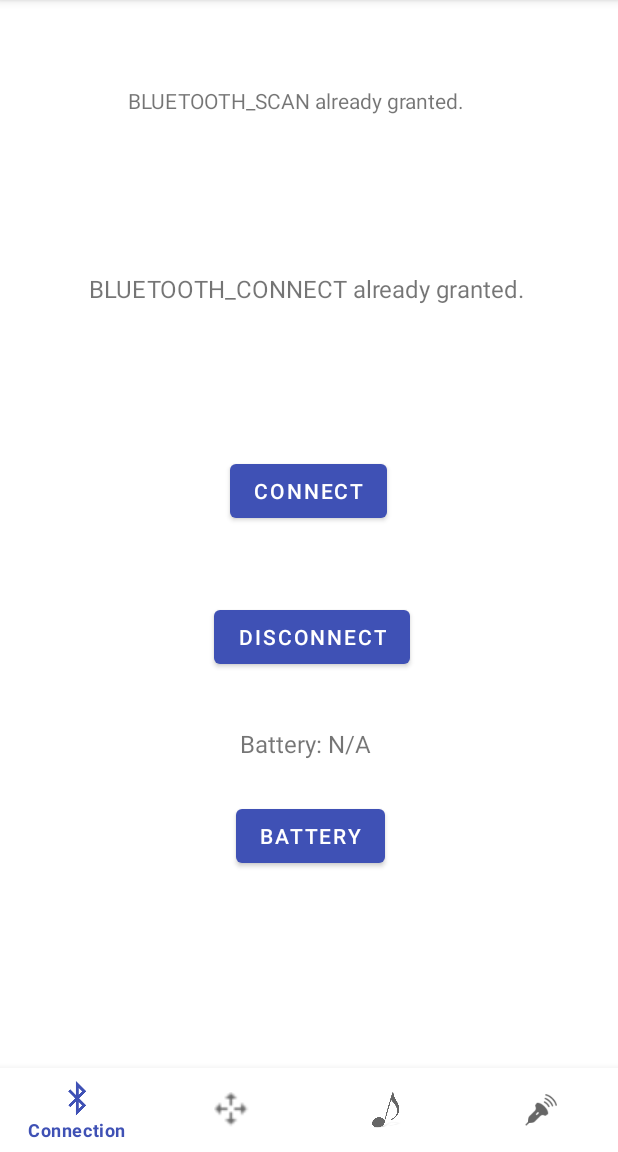
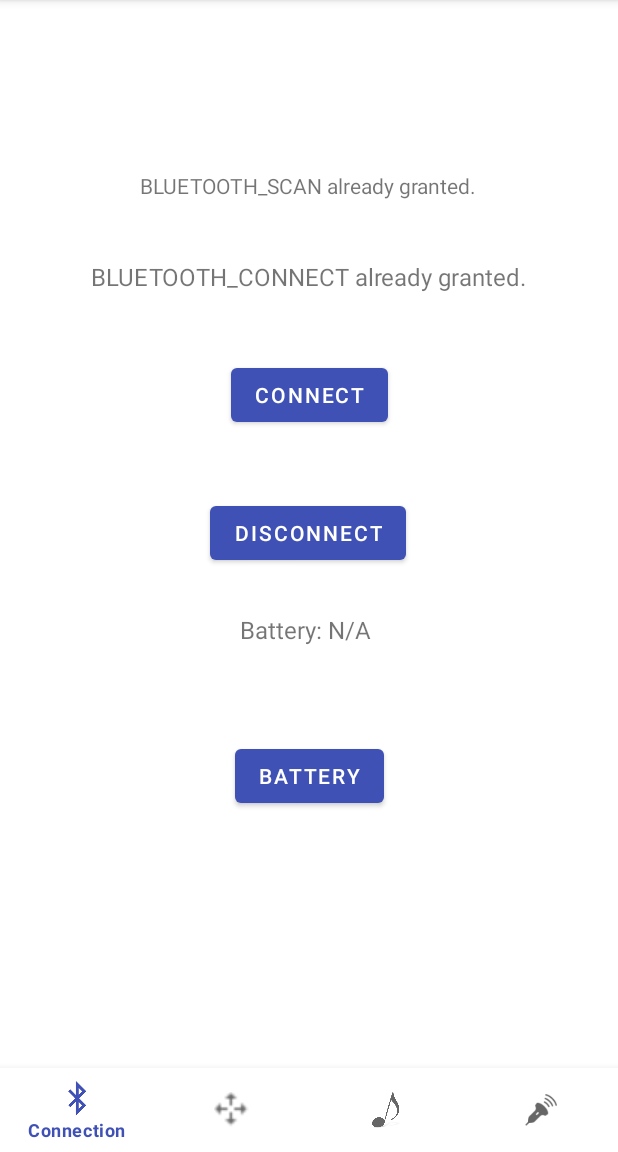
Before and after one commit to rhulucas/ev301, an Android app: the screen it shows after launch (MainActivity), on a phone screen of 412 x 824 dp, the part 84-1236 px from its top. Run offline under Robolectric (Android 15) with nearby library versions, the phone set to English and light mode, and no system bars.

Commit message:
Modify connection ui

```diff
--- a/ev3_controller/app/src/main/res/layout/fragment_connection.xml
+++ b/ev3_controller/app/src/main/res/layout/fragment_connection.xml
@@ -7,65 +7,29 @@
     tools:context=".MainActivity">
 
     <TextView
+        android:id="@+id/vv_tvOut1"
+        android:layout_width="wrap_content"
+        android:layout_height="wrap_content"
+        android:text="TextView"
+        app:layout_constraintBottom_toBottomOf="parent"
+        app:layout_constraintEnd_toEndOf="parent"
+        app:layout_constraintHorizontal_bias="0.498"
+        app:layout_constraintStart_toStartOf="parent"
+        app:layout_constraintTop_toTopOf="parent"
+        app:layout_constraintVertical_bias="0.168" />
+
+    <TextView
         android:id="@+id/vv_tvOut2"
         android:layout_width="wrap_content"
         android:layout_height="wrap_content"
         android:text="Hello World!"
         android:textSize="16sp"
         app:layout_constraintBottom_toBottomOf="parent"
-        app:layout_constraintHorizontal_bias="0.486"
+        app:layout_constraintHorizontal_bias="0.498"
         app:layout_constraintLeft_toLeftOf="parent"
         app:layout_constraintRight_toRightOf="parent"
         app:layout_constraintTop_toTopOf="parent"
-        app:layout_constraintVertical_bias="0.27" />
-
-    <Button
-        android:id="@+id/button"
-        android:layout_width="wrap_content"
-        android:layout_height="wrap_content"
-        android:text="Connect"
-        app:layout_constraintBottom_toBottomOf="parent"
-        app:layout_constraintEnd_toEndOf="parent"
-        app:layout_constraintHorizontal_bias="0.498"
-        app:layout_constraintStart_toStartOf="parent"
-        app:layout_constraintTop_toBottomOf="@+id/vv_tvOut2"
-        app:layout_constraintVertical_bias="0.184" />
-
-    <TextView
-        android:id="@+id/vv_tvOut1"
-        android:layout_width="wrap_content"
-        android:layout_height="wrap_content"
-        android:text="TextView"
-        app:layout_constraintBottom_toTopOf="@+id/vv_tvOut2"
-        app:layout_constraintEnd_toEndOf="parent"
-        app:layout_constraintHorizontal_bias="0.456"
-        app:layout_constraintStart_toStartOf="parent"
-        app:layout_constraintTop_toTopOf="parent"
-        app:layout_constraintVertical_bias="0.393" />
-
-    <Button
-        android:id="@+id/buttonDisconnect"
-        android:layout_width="wrap_content"
-        android:layout_height="wrap_content"
-        android:text="Disconnect"
-        app:layout_constraintBottom_toBottomOf="parent"
-        app:layout_constraintEnd_toEndOf="parent"
-        app:layout_constraintHorizontal_bias="0.506"
-        app:layout_constraintStart_toStartOf="parent"
-        app:layout_constraintTop_toBottomOf="@+id/button"
-        app:layout_constraintVertical_bias="0.158" />
-
-    <Button
-        android:id="@+id/batteryButton"
-        android:layout_width="wrap_content"
-        android:layout_height="wrap_content"
-        android:text="Battery"
-        app:layout_constraintBottom_toBottomOf="parent"
-        app:layout_constraintEnd_toEndOf="parent"
-        app:layout_constraintHorizontal_bias="0.503"
-        app:layout_constraintStart_toStartOf="parent"
-        app:layout_constraintTop_toTopOf="parent"
-        app:layout_constraintVertical_bias="0.803" />
+        app:layout_constraintVertical_bias="0.258" />
 
     <TextView
         android:id="@+id/vv_batteryText"
@@ -77,7 +41,41 @@
         app:layout_constraintLeft_toLeftOf="parent"
         app:layout_constraintRight_toRightOf="parent"
         app:layout_constraintTop_toTopOf="parent"
-        app:layout_constraintVertical_bias="0.702" />
+        app:layout_constraintVertical_bias="0.592" />
+
+    <Button
+        android:id="@+id/button"
+        android:layout_width="wrap_content"
+        android:layout_height="wrap_content"
+        android:text="Connect"
+        app:layout_constraintBottom_toBottomOf="parent"
+        app:layout_constraintEnd_toEndOf="parent"
+        app:layout_constraintStart_toStartOf="parent"
+        app:layout_constraintTop_toTopOf="parent"
+        app:layout_constraintVertical_bias="0.36" />
+
+    <Button
+        android:id="@+id/batteryButton"
+        android:layout_width="wrap_content"
+        android:layout_height="wrap_content"
+        android:text="Battery"
+        app:layout_constraintBottom_toBottomOf="parent"
+        app:layout_constraintEnd_toEndOf="parent"
+        app:layout_constraintStart_toStartOf="parent"
+        app:layout_constraintTop_toTopOf="parent"
+        app:layout_constraintVertical_bias="0.743" />
+
+    <Button
+        android:id="@+id/buttonDisconnect"
+        android:layout_width="wrap_content"
+        android:layout_height="wrap_content"
+        android:text="Disconnect"
+        app:layout_constraintBottom_toBottomOf="parent"
+        app:layout_constraintEnd_toEndOf="parent"
+        app:layout_constraintHorizontal_bias="0.498"
+        app:layout_constraintStart_toStartOf="parent"
+        app:layout_constraintTop_toTopOf="parent"
+        app:layout_constraintVertical_bias="0.499" />
 
 
 </androidx.constraintlayout.widget.ConstraintLayout>
```
